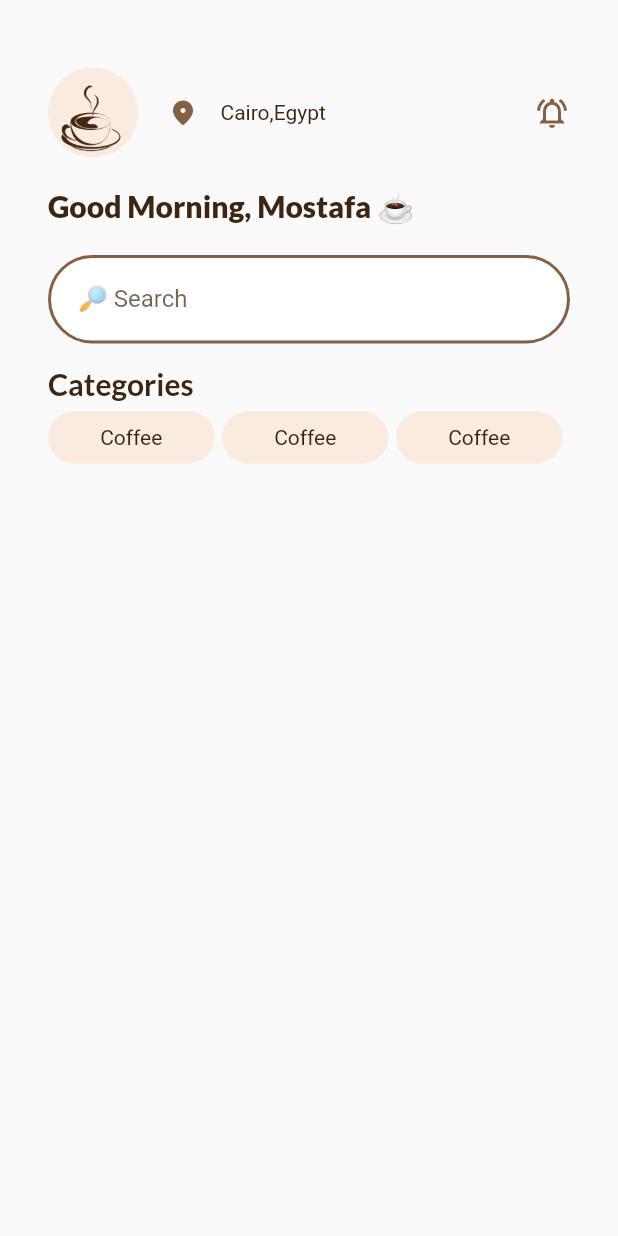
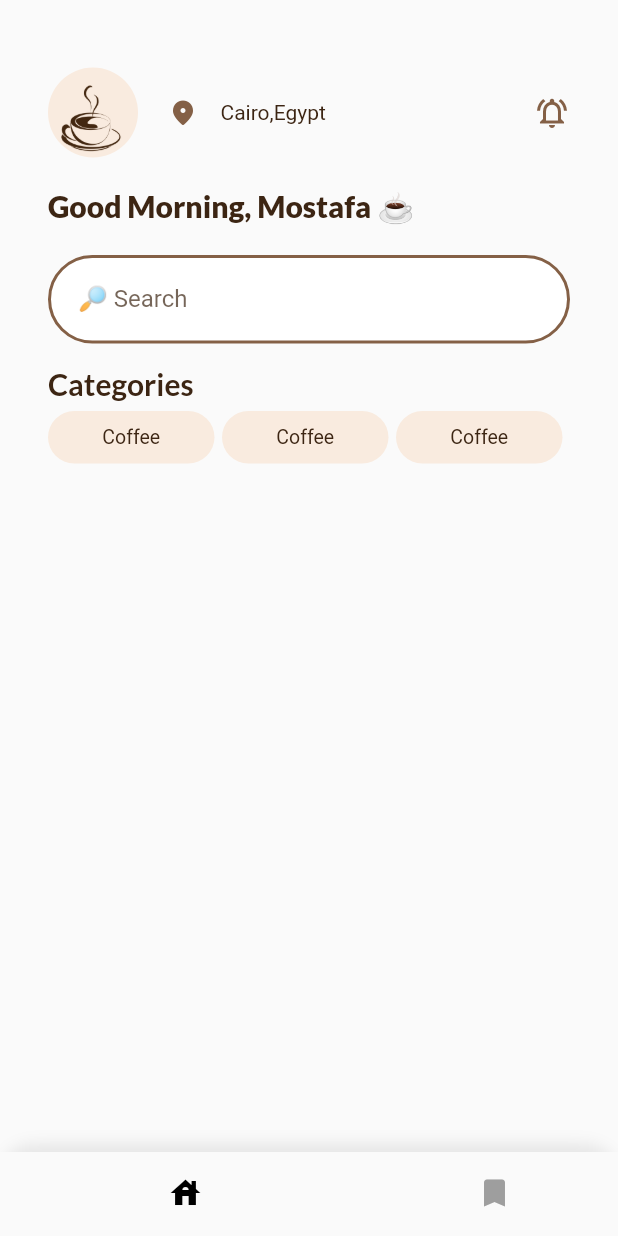
Before and after one commit to mostafaramadanhamed/coffee_app, a Flutter app: the HomeView screen opened by its route, on a phone screen of 412 x 824 dp. Run offline on Flutter 3.47's test engine with Material 2 defaults, Android fonts, the phone set to English and light mode, and no system bars; our stand-ins replace go_router, google_fonts.

Commit message:
add bottom nav bar

```diff
--- a/lib/features/home/presentation/views/home_view.dart
+++ b/lib/features/home/presentation/views/home_view.dart
@@ -1,11 +1,51 @@
+import 'package:coffee_app/core/utils/colors.dart';
 import 'package:coffee_app/features/home/presentation/views/widgets/home_view_body.dart';
 import 'package:flutter/material.dart';
 class HomeView extends StatelessWidget {
   const HomeView({Key? key}) : super(key: key);
-
   @override
   Widget build(BuildContext context) {
-    return const Scaffold(
+    return  Scaffold(
+      bottomNavigationBar: Container(
+    decoration: BoxDecoration(
+    color:AppColors.kLoginTextFieldColor.withOpacity(0.6),
+    borderRadius: const BorderRadius.only(
+    topLeft: Radius.circular(25.0),
+    topRight: Radius.circular(25.0),
+    ),
+    boxShadow: [
+    BoxShadow(
+    color: Colors.grey.withOpacity(0.22),
+    spreadRadius: 2,
+    blurRadius: 8,
+    offset: const Offset(0, -3),
+    ),
+    ],
+    ),
+    child: BottomNavigationBar(
+    elevation: 0,
+    backgroundColor: Colors.transparent,
+    showSelectedLabels: false,
+    showUnselectedLabels: false,
+    type: BottomNavigationBarType.shifting,
+    selectedItemColor: Colors.black,
+    unselectedItemColor: Colors.grey,
+    currentIndex:0,
+    onTap: (int index) {
+
+    },
+    items: const [
+    BottomNavigationBarItem(
+    icon: Icon(Icons.house),
+    label: 'Home',
+    ),
+    BottomNavigationBarItem(
+    icon: Icon(Icons.bookmark),
+    label: 'Bookmark',
+    ),
+    ],
+    ),
+    ),
       body: SafeArea(child: HomeViewBody(),),
     );
   }
--- a/lib/features/home/presentation/views/widgets/home_view_body.dart
+++ b/lib/features/home/presentation/views/widgets/home_view_body.dart
@@ -76,6 +76,7 @@ class _CategoryItemState extends State<CategoryItem> {
             borderRadius: BorderRadius.circular(32),
           ),
           child: Text('Coffee',style: Styles.textStyle14.copyWith(
+            fontSize: 13,
             color: isClicked?AppColors.kFirstGradientColor:AppColors.kPrimaryColor ,
           ),),
         ),
```
